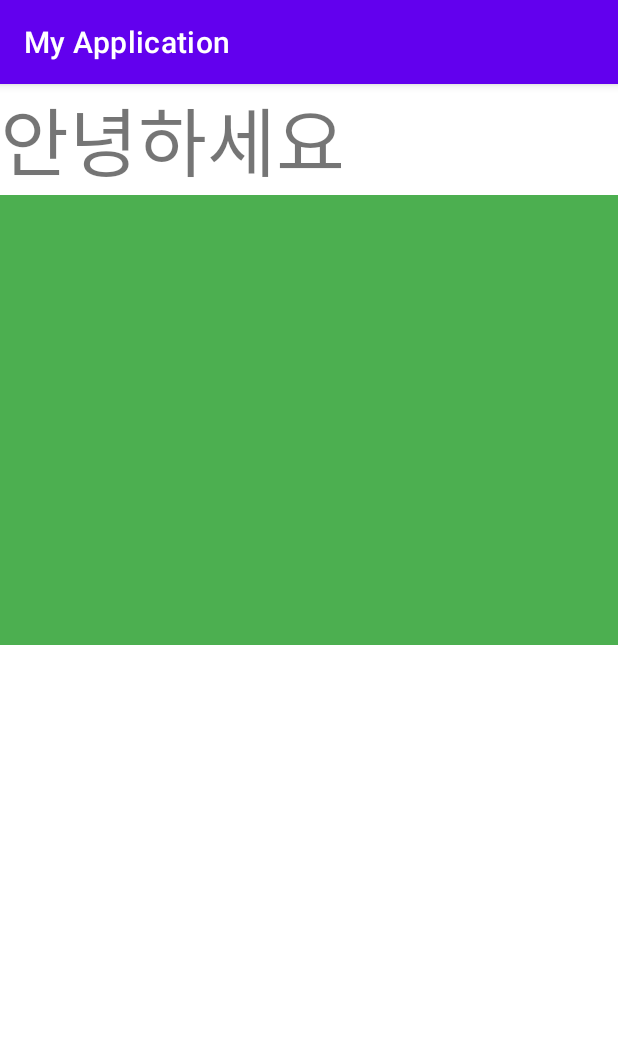
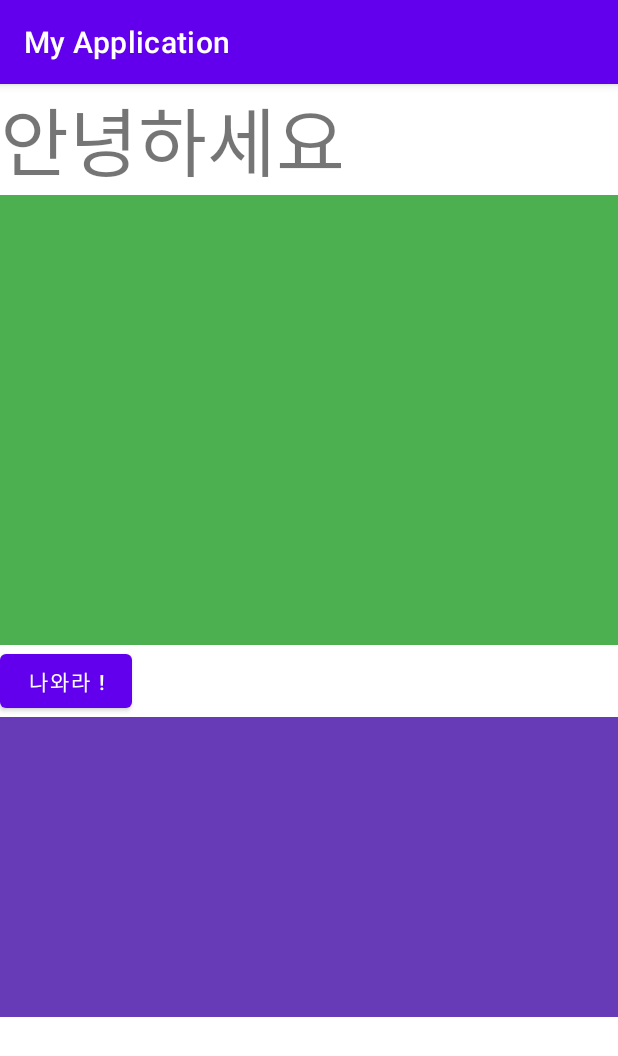
Before and after one commit to kimjiho1125/Android_Studio, an Android app: the screen it shows after launch (FragmentActivity), on a phone screen of 412 x 824 dp. Shown: the top 1056 px of the screen. Run offline under Robolectric (Android 15) with nearby library versions, the phone set to English and light mode, and no system bars.

Commit message:
Fragment 실습 (2)

```diff
--- a/app/src/main/res/layout/activity_fragment.xml
+++ b/app/src/main/res/layout/activity_fragment.xml
@@ -19,5 +19,19 @@
         android:layout_width="match_parent"
         android:layout_height="300dp"/>
 
+    <Button
+        android:id="@+id/button"
+        android:layout_width="wrap_content"
+        android:layout_height="wrap_content"
+        android:text="나와라 !"/>
+
+    <LinearLayout
+        android:id="@+id/container"
+        android:layout_width="match_parent"
+        android:layout_height="200dp"
+        android:background="#673AB7"
+        android:orientation="vertical"/>
+
+
 
 </LinearLayout>
```
Also changed, not shown: app/src/main/java/com/example/myapplication/FragmentActivity.kt (+18 -0 lines), 1 other file.
